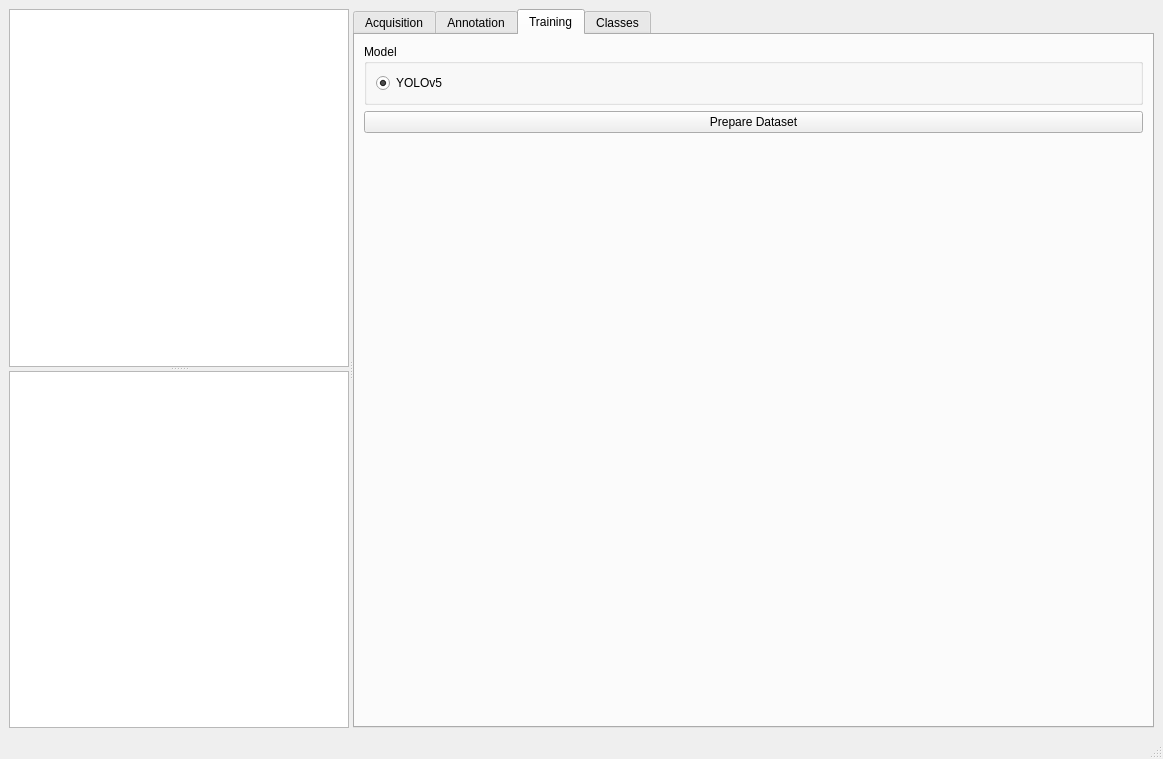
First picture: the form in visionUI/mainwindow.ui, repository yquemener/OpenArmVision, before the edit.
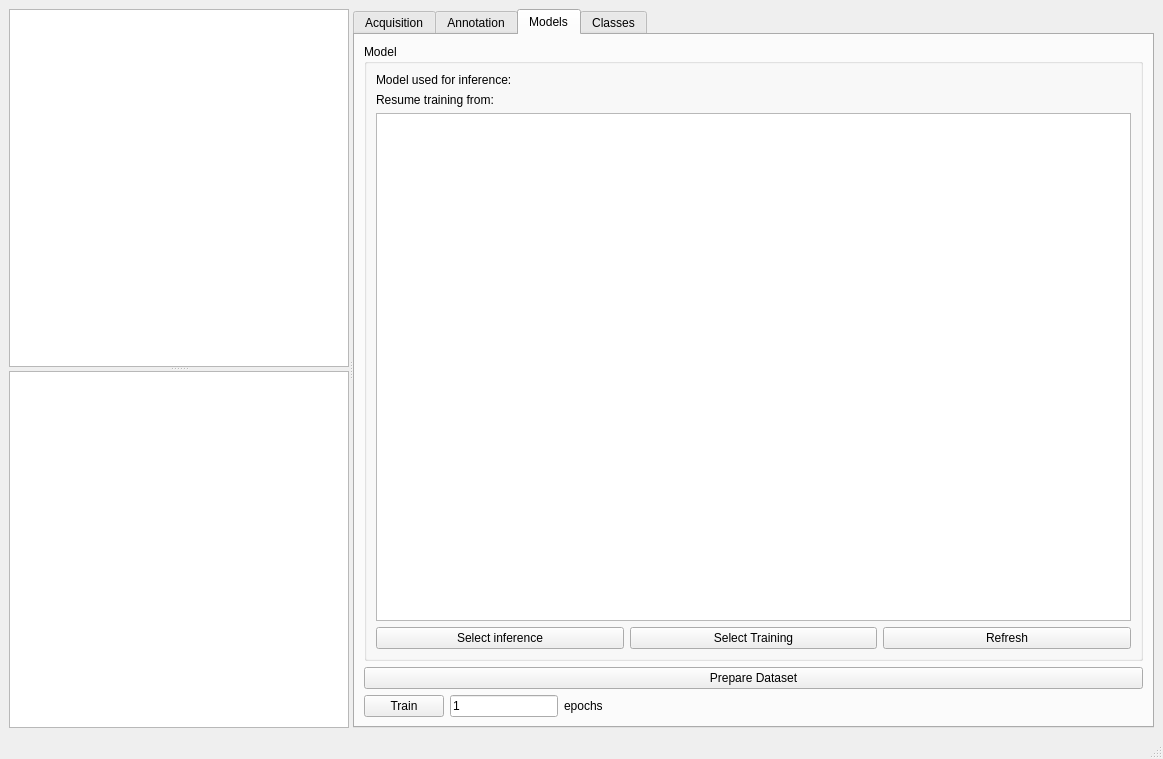
Second picture: the form after the edit. The open tabs and pages were chosen to show the change.

Commit message: Added a new loss function to train oriented vector (currently fails at getting the orienation)

Patch:
```diff
--- a/visionUI/mainwindow.ui
+++ b/visionUI/mainwindow.ui
@@ -606,7 +606,7 @@
        </widget>
        <widget class="QWidget" name="tab_2">
         <attribute name="title">
-         <string>Training</string>
+         <string>Models</string>
         </attribute>
         <layout class="QVBoxLayout" name="verticalLayout_14">
          <item>
@@ -616,15 +616,47 @@
            </property>
            <layout class="QVBoxLayout" name="verticalLayout_16">
             <item>
-             <widget class="QRadioButton" name="radioButton">
+             <widget class="QLabel" name="InferenceModelNameLabel">
               <property name="text">
-               <string>YOLOv5</string>
+               <string>Model used for inference:</string>
               </property>
-              <property name="checked">
-               <bool>true</bool>
+             </widget>
+            </item>
+            <item>
+             <widget class="QLabel" name="trainingModelNameLabel">
+              <property name="text">
+               <string>Resume training from:</string>
               </property>
              </widget>
             </item>
+            <item>
+             <widget class="QListWidget" name="weightsList"/>
+            </item>
+            <item>
+             <layout class="QHBoxLayout" name="horizontalLayout_10">
+              <item>
+               <widget class="QPushButton" name="selectInferenceWeightsButton">
+                <property name="text">
+                 <string>Select inference</string>
+                </property>
+               </widget>
+              </item>
+              <item>
+               <widget class="QPushButton" name="selectTrainingWeightsButton">
+                <property name="text">
+                 <string>Select Training</string>
+                </property>
+               </widget>
+              </item>
+              <item>
+               <widget class="QPushButton" name="refreshModelsButton">
+                <property name="text">
+                 <string>Refresh</string>
+                </property>
+               </widget>
+              </item>
+             </layout>
+            </item>
            </layout>
           </widget>
          </item>
@@ -636,17 +668,57 @@
           </widget>
          </item>
          <item>
-          <spacer name="verticalSpacer_3">
-           <property name="orientation">
-            <enum>Qt::Vertical</enum>
-           </property>
-           <property name="sizeHint" stdset="0">
-            <size>
-             <width>20</width>
-             <height>40</height>
-            </size>
-           </property>
-          </spacer>
+          <layout class="QHBoxLayout" name="horizontalLayout">
+           <item>
+            <widget class="QPushButton" name="trainButton">
+             <property name="text">
+              <string>Train</string>
+             </property>
+            </widget>
+           </item>
+           <item>
+            <widget class="QLineEdit" name="epochNumText">
+             <property name="enabled">
+              <bool>true</bool>
+             </property>
+             <property name="sizePolicy">
+              <sizepolicy hsizetype="Minimum" vsizetype="Fixed">
+               <horstretch>0</horstretch>
+               <verstretch>0</verstretch>
+              </sizepolicy>
+             </property>
+             <property name="minimumSize">
+              <size>
+               <width>0</width>
+               <height>0</height>
+              </size>
+             </property>
+             <property name="text">
+              <string>1</string>
+             </property>
+            </widget>
+           </item>
+           <item>
+            <widget class="QLabel" name="label_7">
+             <property name="text">
+              <string>epochs</string>
+             </property>
+            </widget>
+           </item>
+           <item>
+            <spacer name="horizontalSpacer_2">
+             <property name="orientation">
+              <enum>Qt::Horizontal</enum>
+             </property>
+             <property name="sizeHint" stdset="0">
+              <size>
+               <width>40</width>
+               <height>20</height>
+              </size>
+             </property>
+            </spacer>
+           </item>
+          </layout>
          </item>
         </layout>
        </widget>
```
Left out of the diff: 2 changed lines with no effect on the pictures. The commit also changes 1 other file.
